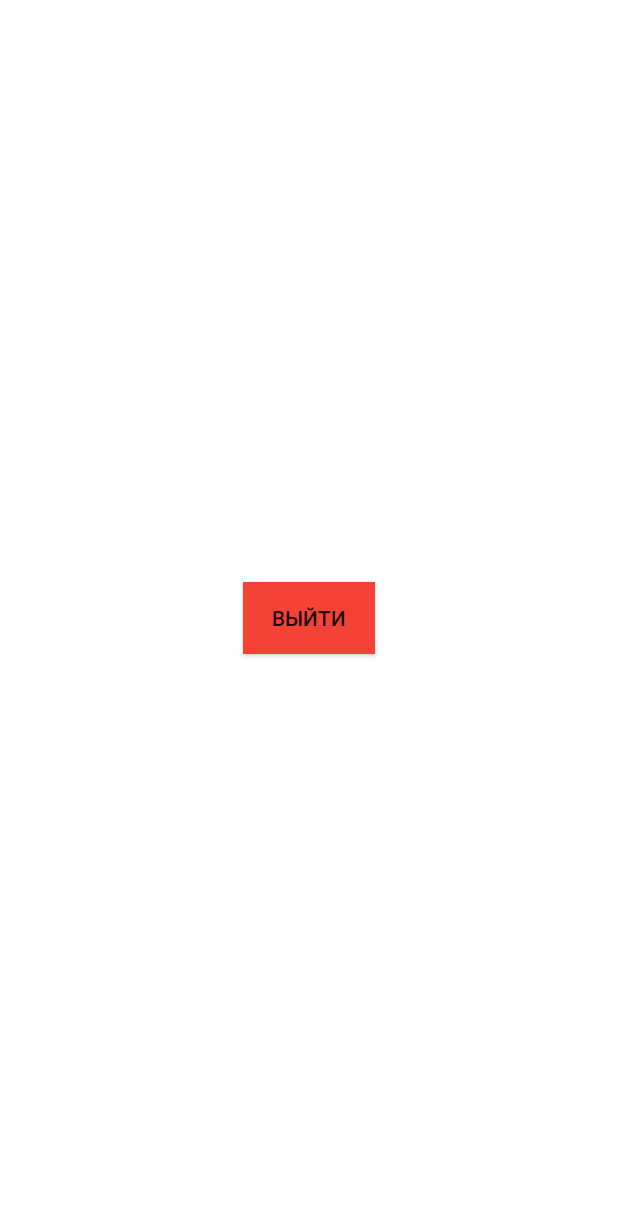
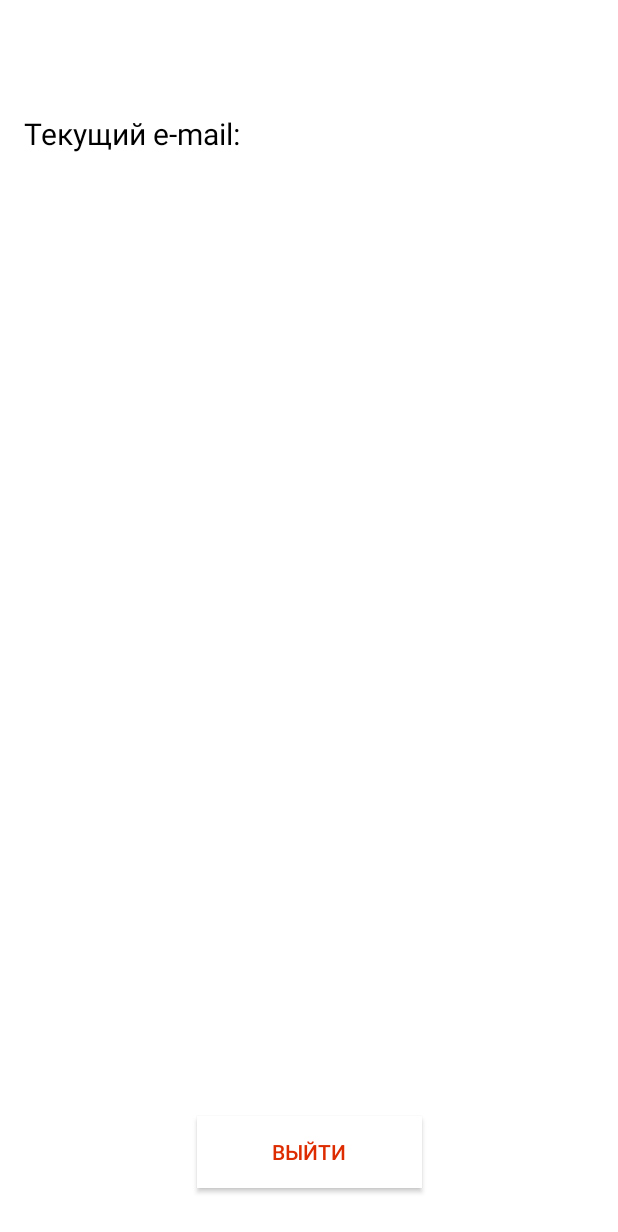
Before and after one commit to IlyaBorisovDly/Oasis, an Android app: the layout activity_settings.xml on its own in the app's theme, with its tools: preview values and no code run, on a phone screen of 412 x 824 dp. Shown: the top 1232 px of the screen. Run offline under Robolectric (Android 15) with nearby library versions, the phone set to English and light mode, and no system bars.

Commit message:
Minor changes

```diff
--- a/app/src/main/java/com/example/oasis/ui/workout/WorkoutActivity.kt
+++ b/app/src/main/java/com/example/oasis/ui/workout/WorkoutActivity.kt
@@ -5,7 +5,6 @@ import androidx.appcompat.app.AppCompatActivity
 import android.os.Bundle
 import androidx.recyclerview.widget.LinearLayoutManager
 import androidx.recyclerview.widget.RecyclerView
-import com.example.oasis.model.Exercise
 import com.example.oasis.databinding.ActivityWorkoutBinding
 
 class WorkoutActivity : AppCompatActivity() {
@@ -22,6 +21,6 @@ class WorkoutActivity : AppCompatActivity() {
         val exercisesList = WorkoutFactory.createWorkout(application, workout)
 
         recyclerView.layoutManager = LinearLayoutManager(this)
-        recyclerView.adapter = ExerciseAdapter(exercisesList)
+        recyclerView.adapter = WorkoutAdapter(exercisesList)
     }
 }
--- a/app/src/main/java/com/example/oasis/ui/workout/ExerciseAdapter.kt
+++ b/app/src/main/java/com/example/oasis/ui/workout/WorkoutAdapter.kt
@@ -11,7 +11,7 @@ import com.example.oasis.model.Exercise
 import com.example.oasis.databinding.InstanceExerciseCardBinding
 import com.example.oasis.ui.BottomSheetFragment
 
-class ExerciseAdapter(private val exercises: List<Exercise>): RecyclerView.Adapter<ExerciseAdapter.ExerciseHolder>() {
+class WorkoutAdapter(private val exercises: List<Exercise>): RecyclerView.Adapter<WorkoutAdapter.ExerciseHolder>() {
 
     override fun onCreateViewHolder(parent: ViewGroup, viewType: Int): ExerciseHolder {
         val itemBinding = InstanceExerciseCardBinding
--- a/app/src/main/res/layout/activity_settings.xml
+++ b/app/src/main/res/layout/activity_settings.xml
@@ -4,16 +4,53 @@
     xmlns:tools="http://schemas.android.com/tools"
     android:layout_width="match_parent"
     android:layout_height="match_parent"
+    android:orientation="vertical"
     tools:context=".ui.settings.SettingsActivity">
 
     <androidx.appcompat.widget.AppCompatButton
         android:id="@+id/signOutbutton"
+        android:layout_width="150dp"
+        android:layout_height="wrap_content"
+        android:layout_marginBottom="32dp"
+        android:background="@color/white"
+        android:elevation="1dp"
+        android:text="@string/log_out"
+        android:textColor="@color/red"
+        app:layout_constraintBottom_toBottomOf="parent"
+        app:layout_constraintEnd_toEndOf="parent"
+        app:layout_constraintStart_toStartOf="parent" />
+
+    <TextView
+        android:id="@+id/textViewCurrentEmail"
         android:layout_width="wrap_content"
         android:layout_height="wrap_content"
-        android:background="#F44336"
-        android:text="Выйти"
-        app:layout_constraintBottom_toBottomOf="parent"
+        android:layout_marginStart="16dp"
+        android:layout_marginTop="32dp"
+        android:text="Текущий e-mail:"
+        android:textColor="@color/black"
+        android:textSize="20sp"
+        app:layout_constraintStart_toStartOf="parent"
+        app:layout_constraintTop_toBottomOf="@+id/textViewUsername" />
+
+    <TextView
+        android:id="@+id/textViewUserEmail"
+        android:layout_width="wrap_content"
+        android:layout_height="wrap_content"
+        android:layout_marginEnd="16dp"
+        android:textColor="@color/black"
+        android:textSize="20sp"
         app:layout_constraintEnd_toEndOf="parent"
+        app:layout_constraintTop_toTopOf="@+id/textViewCurrentEmail" />
+
+    <TextView
+        android:id="@+id/textViewUsername"
+        android:layout_width="wrap_content"
+        android:layout_height="wrap_content"
+        android:layout_marginStart="16dp"
+        android:layout_marginTop="16dp"
+        android:textColor="@color/black"
+        android:textSize="20sp"
         app:layout_constraintStart_toStartOf="parent"
         app:layout_constraintTop_toTopOf="parent" />
+
 </androidx.constraintlayout.widget.ConstraintLayout>
```
Also changed, not shown: app/src/main/java/com/example/oasis/ui/login/LoginActivity.kt (+7 -4 lines), app/src/main/java/com/example/oasis/ui/registration/RegistrationActivity.kt (+4 -4 lines), app/src/main/java/com/example/oasis/ui/settings/SettingsActivity.kt (+24 -1 lines).
